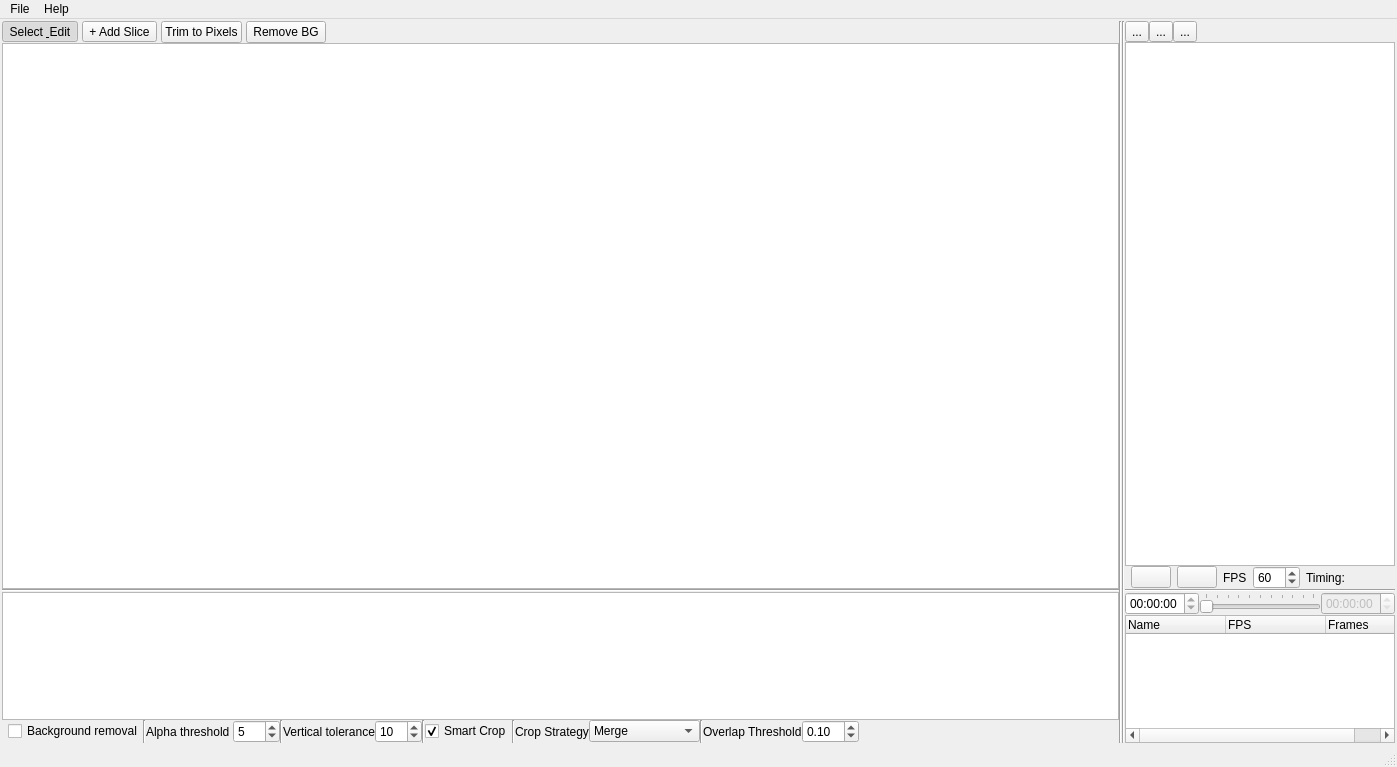
Before: the Qt Designer form SpriteStudio/src/mainwindow.ui in oktailb/SpriteStudio, drawn with Qt 5.
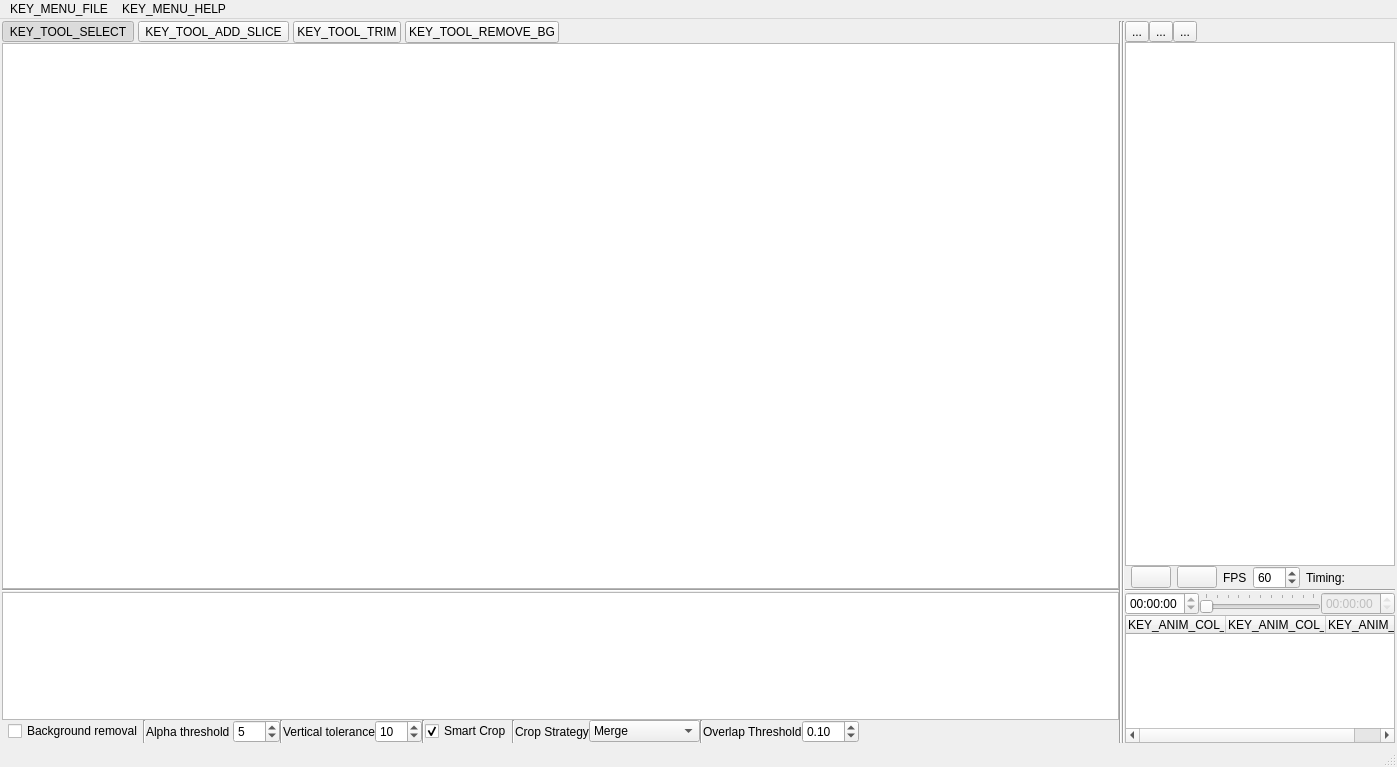
After: the same form once the commit is applied. Icons and pictures are not drawn.

Patch:
```diff
--- a/SpriteStudio/src/mainwindow.ui
+++ b/SpriteStudio/src/mainwindow.ui
@@ -81,7 +81,7 @@
            <item>
             <widget class="QToolButton" name="btnToolSelect">
              <property name="text">
-              <string>Select &amp; Edit</string>
+              <string>KEY_TOOL_SELECT</string>
              </property>
              <property name="checkable">
               <bool>true</bool>
@@ -100,7 +100,7 @@
            <item>
             <widget class="QToolButton" name="btnToolAddSlice">
              <property name="text">
-              <string>+ Add Slice</string>
+              <string>KEY_TOOL_ADD_SLICE</string>
              </property>
              <property name="checkable">
               <bool>true</bool>
@@ -116,7 +116,7 @@
            <item>
             <widget class="QPushButton" name="btnTrimSlice">
              <property name="text">
-              <string>Trim to Pixels</string>
+              <string>KEY_TOOL_TRIM</string>
              </property>
              <property name="toolTip">
               <string>Shrink selected slice to opaque pixels</string>
@@ -126,7 +126,7 @@
            <item>
             <widget class="QPushButton" name="btnRemoveBg">
              <property name="text">
-              <string>Remove BG</string>
+              <string>KEY_TOOL_REMOVE_BG</string>
              </property>
              <property name="toolTip">
               <string>Automatically remove background color and extract sprites</string>
@@ -625,17 +625,17 @@
           </property>
           <column>
            <property name="text">
-            <string>Name</string>
+            <string>KEY_ANIM_COL_NAME</string>
            </property>
           </column>
           <column>
            <property name="text">
-            <string>FPS</string>
+            <string>KEY_ANIM_COL_FPS</string>
            </property>
           </column>
           <column>
            <property name="text">
-            <string>Frames</string>
+            <string>KEY_ANIM_COL_FRAMES</string>
            </property>
           </column>
          </widget>
@@ -657,7 +657,7 @@
    </property>
    <widget class="QMenu" name="menuFile">
     <property name="title">
-     <string>File</string>
+     <string>KEY_MENU_FILE</string>
     </property>
     <addaction name="separator"/>
     <addaction name="separator"/>
@@ -668,7 +668,7 @@
    </widget>
    <widget class="QMenu" name="menuHelp">
     <property name="title">
-     <string>Help</string>
+     <string>KEY_MENU_HELP</string>
     </property>
     <addaction name="actionAbout"/>
    </widget>
```
Left out of the diff: 24 changed lines with no effect on the pictures.
